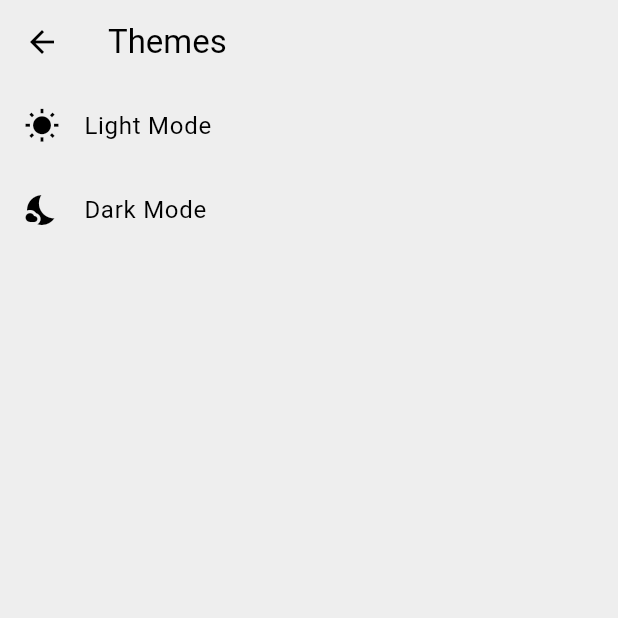
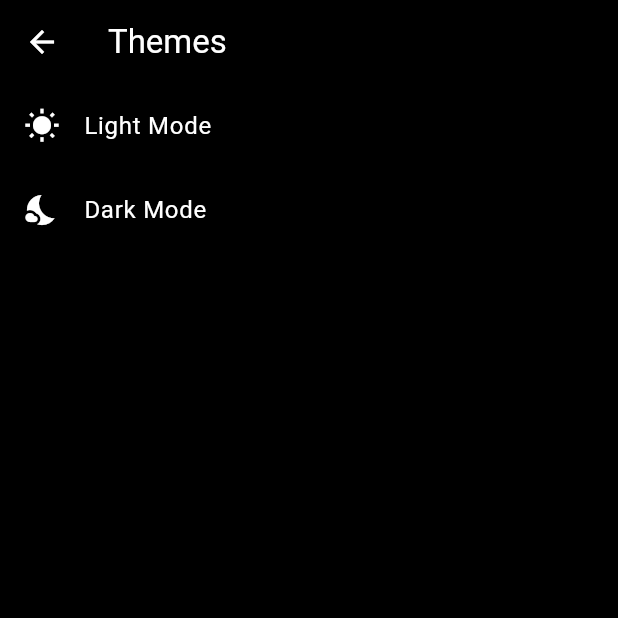
Before and after one commit to kin-chong/orbital--pixelpal-, a Flutter app: the FrontPage screen opened by its route, item 4 of the bottom bar chosen, after a tap on "Themes", on a phone screen of 412 x 824 dp, the top half of it. Run offline on Flutter 3.47's test engine with Material 3 defaults, Android fonts, the phone set to English and light mode, and no system bars; our stand-ins replace cloud_firestore, firebase_auth, firebase_core, fluttertoast, font_awesome_flutter, google_sign_in and 1 more; accounts and stored records are empty; network calls fail.

Commit message:
implemented light and dark mode

```diff
--- a/lib/features/app/user_auth/presentation/pages/bottom_nav_bar.dart
+++ b/lib/features/app/user_auth/presentation/pages/bottom_nav_bar.dart
@@ -13,7 +13,7 @@ class BottomNavBar extends StatelessWidget {
   Widget build(BuildContext context) {
     return BottomNavigationBar(
       backgroundColor: Theme.of(context).colorScheme.primary,
-      selectedItemColor: const Color.fromARGB(255, 206, 186, 6),
+      selectedItemColor: Theme.of(context).colorScheme.secondary,
       unselectedItemColor: Colors.grey,
       showSelectedLabels: false,
       showUnselectedLabels: false,
--- a/lib/features/app/user_auth/presentation/pages/front_page.dart
+++ b/lib/features/app/user_auth/presentation/pages/front_page.dart
@@ -37,22 +37,22 @@ class _FrontPageState extends State<FrontPage>
     return DefaultTabController(
       length: 3,
       child: Scaffold(
-        backgroundColor: Colors.black,
+        backgroundColor: Theme.of(context).colorScheme.surface,
         appBar: AppBar(
-          backgroundColor: Colors.black,
+          backgroundColor: Theme.of(context).colorScheme.surface,
           automaticallyImplyLeading: false,
-          title: const Text(
+          title: Text(
             'PixelPal',
-            style: TextStyle(color: Colors.white),
+            style: TextStyle(color: Theme.of(context).colorScheme.tertiary),
           ),
           bottom: PreferredSize(
             preferredSize: const Size.fromHeight(48.0),
             child: Container(
-              color: Colors.black,
-              child: const TabBar(
+              color: Theme.of(context).colorScheme.surface,
+              child: TabBar(
                 indicatorColor: Colors.pinkAccent,
-                labelColor: Colors.white,
-                unselectedLabelColor: Colors.white54,
+                labelColor: Theme.of(context).colorScheme.tertiary,
+                unselectedLabelColor: Theme.of(context).colorScheme.tertiary,
                 tabs: [
                   Tab(text: 'Upcoming'),
                   Tab(text: 'Popular'),
@@ -66,9 +66,10 @@ class _FrontPageState extends State<FrontPage>
           children: [
             _buildUpcomingMoviesList(),
             _buildPopularMoviesList(),
-            const Center(
+            Center(
                 child: Text('Favorite Movies',
-                    style: TextStyle(color: Colors.white))),
+                    style: TextStyle(
+                        color: Theme.of(context).colorScheme.tertiary))),
           ],
         ),
         bottomNavigationBar: BottomNavBar(
--- a/lib/features/app/user_auth/presentation/pages/profile_menu.dart
+++ b/lib/features/app/user_auth/presentation/pages/profile_menu.dart
@@ -14,6 +14,8 @@ class ProfileMenu extends StatelessWidget {
 
   @override
   Widget build(BuildContext context) {
+    bool isLightTheme = Theme.of(context).brightness == Brightness.light;
+
     return Scaffold(
       backgroundColor: Theme.of(context).colorScheme.surface,
       body: StreamBuilder<DocumentSnapshot>(
@@ -33,10 +35,10 @@ class ProfileMenu extends StatelessWidget {
           }
 
           if (!snapshot.hasData || snapshot.data?.data() == null) {
-            return const Center(
+            return Center(
               child: Text(
                 "No data available",
-                style: TextStyle(color: Colors.white),
+                style: TextStyle(color: Theme.of(context).colorScheme.tertiary),
               ),
             );
           }
@@ -57,7 +59,9 @@ class ProfileMenu extends StatelessWidget {
                           top: 10,
                           left: 25.0), // Adjust the left padding as needed
                       child: Image.asset(
-                        'assets/images/logo.png', // Path to your logo image
+                        isLightTheme
+                            ? 'images/logo_dark.png'
+                            : 'images/logo.png', // Path to your logo image
                         width: 200, // Adjust the width as needed
                       ),
                     ),
@@ -73,9 +77,9 @@ class ProfileMenu extends StatelessWidget {
                       },
                       child: Row(
                         children: [
-                          const Icon(
+                          Icon(
                             Icons.person,
-                            color: Colors.white,
+                            color: Theme.of(context).colorScheme.tertiary,
                             size: 96,
                           ),
                           const SizedBox(width: 10),
@@ -84,15 +88,15 @@ class ProfileMenu extends StatelessWidget {
                             children: [
                               Text(
                                 userData['username'],
-                                style: const TextStyle(
-                                  color: Colors.white,
+                                style: TextStyle(
+                                  color: Theme.of(context).colorScheme.tertiary,
                                   fontSize: 35,
                                 ),
                               ),
                               Text(
                                 userData['bio'],
-                                style: const TextStyle(
-                                  color: Colors.white,
+                                style: TextStyle(
+                                  color: Theme.of(context).colorScheme.tertiary,
                                   fontSize: 15,
                                 ),
                               ),
@@ -152,7 +156,7 @@ class ProfileMenu extends StatelessWidget {
                     width: 150,
                     height: 45,
                     decoration: BoxDecoration(
-                      color: const Color.fromARGB(255, 109, 1, 1),
+                      color: Colors.red,
                       borderRadius: BorderRadius.circular(18),
                     ),
                     child: const Center(
--- a/lib/features/app/user_auth/presentation/pages/theme_page.dart
+++ b/lib/features/app/user_auth/presentation/pages/theme_page.dart
@@ -1,4 +1,6 @@
 import 'package:flutter/material.dart';
+import 'package:pixelpal/global/common/theme_provider.dart';
+import 'package:provider/provider.dart';
 
 class ThemePage extends StatefulWidget {
   const ThemePage({super.key});
@@ -20,14 +22,14 @@ class _ThemePageState extends State<ThemePage> {
             title: Text('Light Mode'),
             leading: Icon(Icons.wb_sunny),
             onTap: () {
-              // Logic to switch to light mode will go here
+              Provider.of<ThemeProvider>(context, listen: false).setLightMode();
             },
           ),
           ListTile(
             title: Text('Dark Mode'),
             leading: Icon(Icons.nights_stay),
             onTap: () {
-              // Logic to switch to dark mode will go here
+              Provider.of<ThemeProvider>(context, listen: false).setDarkMode();
             },
           ),
         ],
--- a/lib/global/common/list_tile.dart
+++ b/lib/global/common/list_tile.dart
@@ -12,12 +12,12 @@ class MyListTile extends StatelessWidget {
     return ListTile(
       leading: Icon(
         icon,
-        color: Colors.white,
+        color: Theme.of(context).colorScheme.tertiary,
       ),
       onTap: onTap,
       title: Text(
         text,
-        style: const TextStyle(color: Colors.white),
+        style: TextStyle(color: Theme.of(context).colorScheme.tertiary),
       ),
     );
   }
--- a/lib/global/common/theme.dart
+++ b/lib/global/common/theme.dart
@@ -7,6 +7,7 @@ ThemeData lightMode = ThemeData(
     primary: Colors.grey.shade400,
     secondary: Colors.brown,
     tertiary: Colors.black,
+    onSecondary: Colors.white,
   ),
 );
 
--- /dev/null
+++ b/lib/global/common/theme_provider.dart
@@ -0,0 +1,23 @@
+import 'package:flutter/material.dart';
+import 'package:pixelpal/global/common/theme.dart';
+
+class ThemeProvider with ChangeNotifier {
+  ThemeData _themeData = darkMode;
+
+  ThemeData get themeData => _themeData;
+
+  set themeData(ThemeData themeData) {
+    _themeData = themeData;
+    notifyListeners();
+  }
+
+  void setLightMode() {
+    _themeData = lightMode;
+    notifyListeners();
+  }
+
+  void setDarkMode() {
+    _themeData = darkMode;
+    notifyListeners();
+  }
+}
--- a/pubspec.yaml
+++ b/pubspec.yaml
@@ -42,6 +42,7 @@ dependencies:
   # The following adds the Cupertino Icons font to your application.
   # Use with the CupertinoIcons class for iOS style icons.
   cupertino_icons: ^1.0.6
+  provider:
 
   http: any
 dev_dependencies:
```
Also changed, not shown: lib/features/app/user_auth/presentation/pages/email_sent_page.dart (+12 -9 lines), lib/features/app/user_auth/presentation/pages/forgot_password_page.dart (+13 -9 lines), lib/features/app/user_auth/presentation/pages/login_page.dart (+17 -12 lines), lib/features/app/user_auth/presentation/pages/sign_up_page.dart (+13 -9 lines), lib/features/app/user_auth/presentation/widgets/form_container_widget.dart (+14 -9 lines), lib/main.dart (+9 -3 lines), assets/images/logo_dark.png (added), pubspec.lock.
